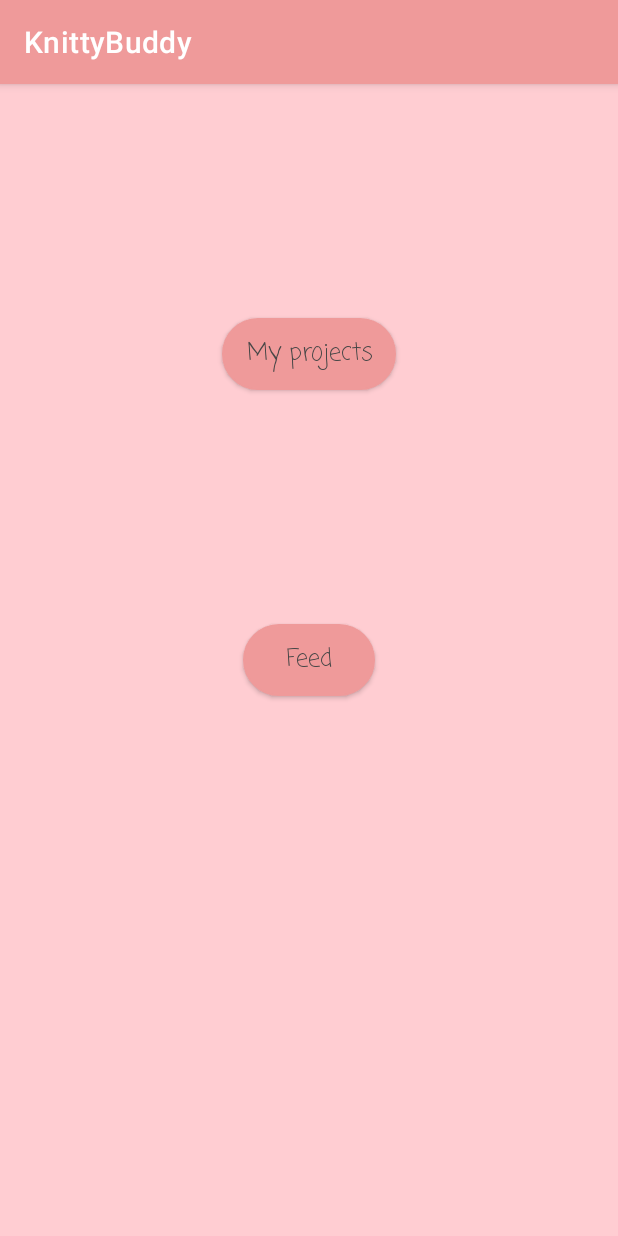
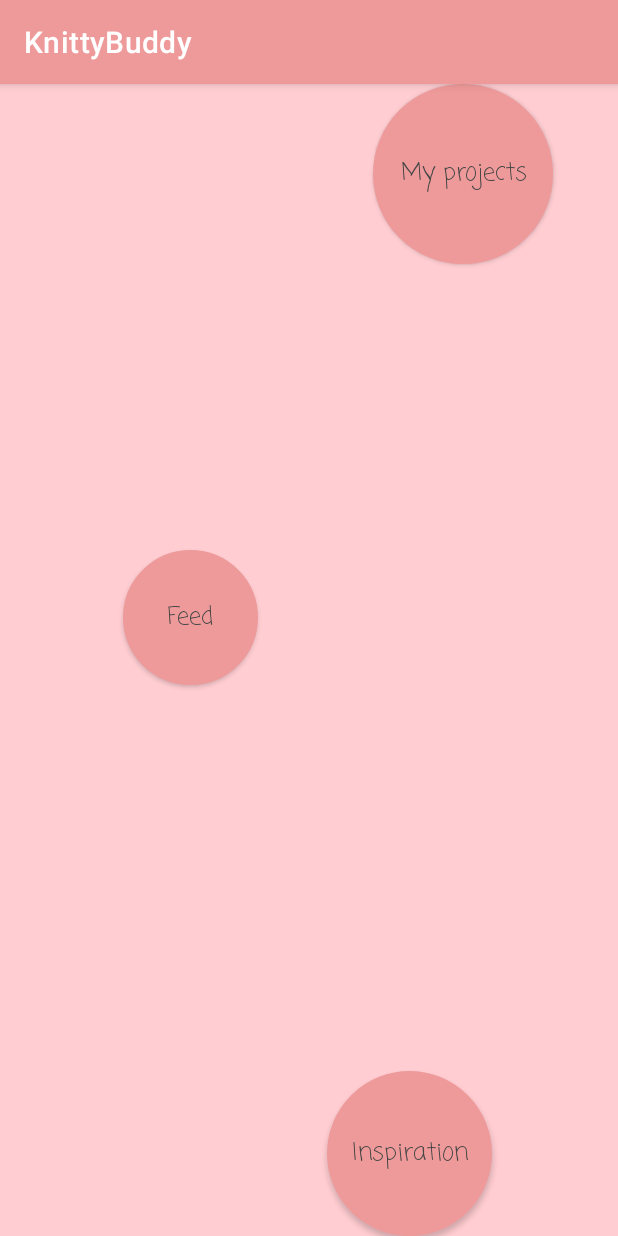
Before and after one commit to Solguden/knittybuddy, an Android app: the screen it shows after launch (MenuActivity), on a phone screen of 412 x 824 dp. Run offline under Robolectric (Android 15) with nearby library versions, the phone set to English and light mode, and no system bars.

Commit message:
Added "Inspiration" to menu activity

```diff
--- a/app/src/main/java/dk/au/mad21spring/group20/knittybuddy/MenuActivity.java
+++ b/app/src/main/java/dk/au/mad21spring/group20/knittybuddy/MenuActivity.java
@@ -8,18 +8,20 @@ import android.view.View;
 import android.widget.Button;
 
 import dk.au.mad21spring.group20.knittybuddy.feed.FeedActivity;
-import dk.au.mad21spring.group20.knittybuddy.project.ProjectEditActivity;
+import dk.au.mad21spring.group20.knittybuddy.inspiration.InspirationListActivity;
 import dk.au.mad21spring.group20.knittybuddy.project.ProjectListActivity;
 
 public class MenuActivity extends AppCompatActivity {
 
     //widgets
-    private Button feedBtn;
-    private Button projectsBtn;
+    private Button btnFeed;
+    private Button btnProjects;
+    private Button btnInspiration;
 
     //attributes
     public static final int REQUEST_CODE_FEED = 101;
     public static final int REQUEST_CODE_PROJECTS = 201;
+    public static final int REQUEST_CODE_INSPIRATION = 301;
 
     //life cycle
     @Override
@@ -27,20 +29,30 @@ public class MenuActivity extends AppCompatActivity {
         super.onCreate(savedInstanceState);
         setContentView(R.layout.activity_menu);
 
-        feedBtn = findViewById(R.id.feedBtn);
-        projectsBtn = findViewById(R.id.btn_menu_project);
+        //instantiation of widgets
+        btnFeed = findViewById(R.id.btn_menu_feed);
+        btnProjects = findViewById(R.id.btn_menu_project);
+        btnInspiration = findViewById(R.id.btn_menu_Inspiration);
 
-        feedBtn.setOnClickListener(new View.OnClickListener(){
+        //button listeners
+        btnFeed.setOnClickListener(new View.OnClickListener(){
             @Override
             public void onClick(View view) {
                 goToFeed();
             }
         });
 
-        projectsBtn.setOnClickListener(new View.OnClickListener(){
+        btnProjects.setOnClickListener(new View.OnClickListener(){
             @Override
             public void onClick(View view) {
                 goToProjectList();
+            }
+        });
+
+        btnInspiration.setOnClickListener(new View.OnClickListener(){
+            @Override
+            public void onClick(View view) {
+                goToInspiration();
             }
         });
     }
@@ -56,4 +68,9 @@ public class MenuActivity extends AppCompatActivity {
         startActivityForResult(intent,REQUEST_CODE_PROJECTS );
     }
 
+    private void goToInspiration(){
+        Intent intent = new Intent(this, InspirationListActivity.class);
+        startActivityForResult(intent,REQUEST_CODE_INSPIRATION );
+    }
+
 }
--- a/app/src/main/res/layout/activity_menu.xml
+++ b/app/src/main/res/layout/activity_menu.xml
@@ -7,26 +7,44 @@
     android:background="@color/background"
     tools:context=".MenuActivity">
 
+
     <Button
-        android:id="@+id/feedBtn"
+        android:id="@+id/btn_menu_feed"
         style="@style/buttonStyle"
-        android:layout_width="wrap_content"
-        android:layout_height="wrap_content"
+        android:layout_width="90dp"
+        android:layout_height="90dp"
         android:text="Feed"
         app:layout_constraintBottom_toBottomOf="parent"
         app:layout_constraintEnd_toEndOf="parent"
+        app:layout_constraintHorizontal_bias="0.255"
         app:layout_constraintStart_toStartOf="parent"
-        app:layout_constraintTop_toTopOf="parent" />
+        app:layout_constraintTop_toTopOf="parent"
+        app:layout_constraintVertical_bias="0.458" />
 
     <Button
         android:id="@+id/btn_menu_project"
         style="@style/buttonStyle"
-        android:layout_width="wrap_content"
-        android:layout_height="wrap_content"
+        android:layout_width="120dp"
+        android:layout_height="120dp"
         android:text="My projects"
         app:layout_constraintBottom_toTopOf="@+id/feedBtn"
         app:layout_constraintEnd_toEndOf="parent"
+        app:layout_constraintHorizontal_bias="0.852"
         app:layout_constraintStart_toStartOf="parent"
-        app:layout_constraintTop_toTopOf="parent" />
+        app:layout_constraintTop_toTopOf="parent"
+        app:layout_constraintVertical_bias="0.591" />
+
+    <Button
+        android:id="@+id/btn_menu_Inspiration"
+        style="@style/buttonStyle"
+        android:layout_width="110dp"
+        android:layout_height="110dp"
+        android:text="Inspiration"
+        app:layout_constraintBottom_toBottomOf="parent"
+        app:layout_constraintEnd_toEndOf="parent"
+        app:layout_constraintHorizontal_bias="0.721"
+        app:layout_constraintStart_toStartOf="parent"
+        app:layout_constraintTop_toBottomOf="@+id/feedBtn"
+        app:layout_constraintVertical_bias="0.458" />
 
 </androidx.constraintlayout.widget.ConstraintLayout>
```
Also changed, not shown: app/src/main/java/dk/au/mad21spring/group20/knittybuddy/project/ProjectViewModel.java (+73 -1 lines).
